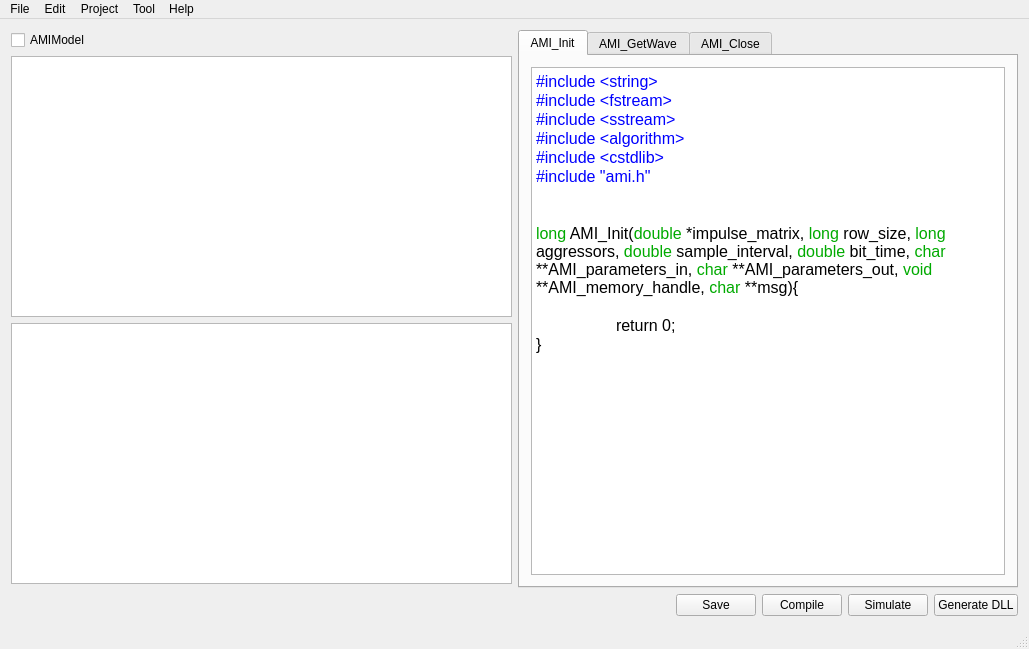
This is mainwindow.ui in WXY163/ezAMI as Qt 5 draws it before an edit. The edited form follows.
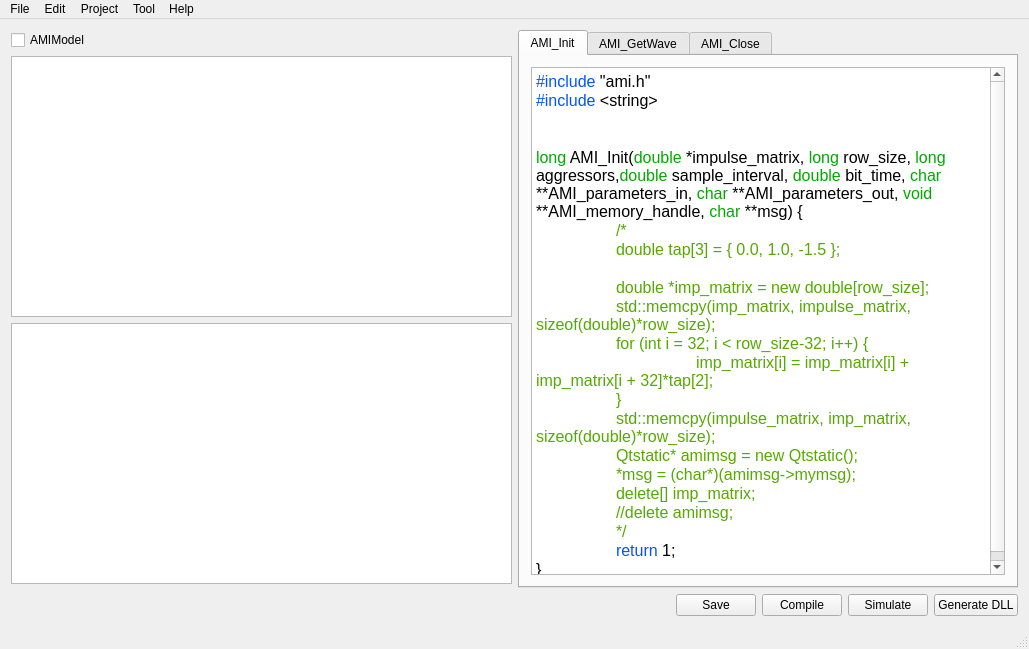
This is the edited form. The open tabs and pages were chosen to show the change.

```diff
--- a/mainwindow.ui
+++ b/mainwindow.ui
@@ -79,17 +79,26 @@
 &lt;html&gt;&lt;head&gt;&lt;meta name=&quot;qrichtext&quot; content=&quot;1&quot; /&gt;&lt;style type=&quot;text/css&quot;&gt;
 p, li { white-space: pre-wrap; }
 &lt;/style&gt;&lt;/head&gt;&lt;body style=&quot; font-family:'MS Shell Dlg 2'; font-size:8.25pt; font-weight:400; font-style:normal;&quot;&gt;
-&lt;p style=&quot; margin-top:0px; margin-bottom:0px; margin-left:0px; margin-right:0px; -qt-block-indent:0; text-indent:0px;&quot;&gt;&lt;span style=&quot; font-size:12pt; color:#0000ff;&quot;&gt;#include &amp;lt;string&amp;gt;&lt;/span&gt;&lt;/p&gt;
-&lt;p style=&quot; margin-top:0px; margin-bottom:0px; margin-left:0px; margin-right:0px; -qt-block-indent:0; text-indent:0px;&quot;&gt;&lt;span style=&quot; font-size:12pt; color:#0000ff;&quot;&gt;#include &amp;lt;fstream&amp;gt;&lt;/span&gt;&lt;/p&gt;
-&lt;p style=&quot; margin-top:0px; margin-bottom:0px; margin-left:0px; margin-right:0px; -qt-block-indent:0; text-indent:0px;&quot;&gt;&lt;span style=&quot; font-size:12pt; color:#0000ff;&quot;&gt;#include &amp;lt;sstream&amp;gt;&lt;/span&gt;&lt;/p&gt;
-&lt;p style=&quot; margin-top:0px; margin-bottom:0px; margin-left:0px; margin-right:0px; -qt-block-indent:0; text-indent:0px;&quot;&gt;&lt;span style=&quot; font-size:12pt; color:#0000ff;&quot;&gt;#include &amp;lt;algorithm&amp;gt;&lt;/span&gt;&lt;/p&gt;
-&lt;p style=&quot; margin-top:0px; margin-bottom:0px; margin-left:0px; margin-right:0px; -qt-block-indent:0; text-indent:0px;&quot;&gt;&lt;span style=&quot; font-size:12pt; color:#0000ff;&quot;&gt;#include &amp;lt;cstdlib&amp;gt;&lt;/span&gt;&lt;/p&gt;
-&lt;p style=&quot; margin-top:0px; margin-bottom:0px; margin-left:0px; margin-right:0px; -qt-block-indent:0; text-indent:0px;&quot;&gt;&lt;span style=&quot; font-size:12pt; color:#0000ff;&quot;&gt;#include &amp;quot;ami.h&amp;quot;&lt;/span&gt;&lt;/p&gt;
-&lt;p style=&quot;-qt-paragraph-type:empty; margin-top:0px; margin-bottom:0px; margin-left:0px; margin-right:0px; -qt-block-indent:0; text-indent:0px; font-size:12pt; color:#0000ff;&quot;&gt;&lt;br /&gt;&lt;/p&gt;
-&lt;p style=&quot;-qt-paragraph-type:empty; margin-top:0px; margin-bottom:0px; margin-left:0px; margin-right:0px; -qt-block-indent:0; text-indent:0px; font-size:12pt; color:#00aa00;&quot;&gt;&lt;br /&gt;&lt;/p&gt;
-&lt;p style=&quot; margin-top:0px; margin-bottom:0px; margin-left:0px; margin-right:0px; -qt-block-indent:0; text-indent:0px;&quot;&gt;&lt;span style=&quot; font-size:12pt; color:#00aa00;&quot;&gt;long&lt;/span&gt;&lt;span style=&quot; font-size:12pt;&quot;&gt; AMI_Init(&lt;/span&gt;&lt;span style=&quot; font-size:12pt; color:#00aa00;&quot;&gt;double&lt;/span&gt;&lt;span style=&quot; font-size:12pt;&quot;&gt; *impulse_matrix, &lt;/span&gt;&lt;span style=&quot; font-size:12pt; color:#00aa00;&quot;&gt;long&lt;/span&gt;&lt;span style=&quot; font-size:12pt;&quot;&gt; row_size, &lt;/span&gt;&lt;span style=&quot; font-size:12pt; color:#00aa00;&quot;&gt;long&lt;/span&gt;&lt;span style=&quot; font-size:12pt;&quot;&gt; aggressors, &lt;/span&gt;&lt;span style=&quot; font-size:12pt; color:#00aa00;&quot;&gt;double&lt;/span&gt;&lt;span style=&quot; font-size:12pt;&quot;&gt; sample_interval, &lt;/span&gt;&lt;span style=&quot; font-size:12pt; color:#00aa00;&quot;&gt;double&lt;/span&gt;&lt;span style=&quot; font-size:12pt;&quot;&gt; bit_time, &lt;/span&gt;&lt;span style=&quot; font-size:12pt; color:#00aa00;&quot;&gt;char&lt;/span&gt;&lt;span style=&quot; font-size:12pt;&quot;&gt; **AMI_parameters_in, &lt;/span&gt;&lt;span style=&quot; font-size:12pt; color:#00aa00;&quot;&gt;char&lt;/span&gt;&lt;span style=&quot; font-size:12pt;&quot;&gt; **AMI_parameters_out, &lt;/span&gt;&lt;span style=&quot; font-size:12pt; color:#00aa00;&quot;&gt;void&lt;/span&gt;&lt;span style=&quot; font-size:12pt;&quot;&gt; **AMI_memory_handle, &lt;/span&gt;&lt;span style=&quot; font-size:12pt; color:#00aa00;&quot;&gt;char&lt;/span&gt;&lt;span style=&quot; font-size:12pt;&quot;&gt; **msg){&lt;/span&gt;&lt;/p&gt;
+&lt;p style=&quot; margin-top:0px; margin-bottom:0px; margin-left:0px; margin-right:0px; -qt-block-indent:0; text-indent:0px;&quot;&gt;&lt;span style=&quot; font-size:12pt; color:#0055ff;&quot;&gt;#include&lt;/span&gt;&lt;span style=&quot; font-size:12pt;&quot;&gt; &amp;quot;ami.h&amp;quot;&lt;/span&gt;&lt;/p&gt;
+&lt;p style=&quot; margin-top:0px; margin-bottom:0px; margin-left:0px; margin-right:0px; -qt-block-indent:0; text-indent:0px;&quot;&gt;&lt;span style=&quot; font-size:12pt; color:#0055ff;&quot;&gt;#include&lt;/span&gt;&lt;span style=&quot; font-size:12pt;&quot;&gt; &amp;lt;string&amp;gt;&lt;/span&gt;&lt;/p&gt;
 &lt;p style=&quot;-qt-paragraph-type:empty; margin-top:0px; margin-bottom:0px; margin-left:0px; margin-right:0px; -qt-block-indent:0; text-indent:0px; font-size:12pt;&quot;&gt;&lt;br /&gt;&lt;/p&gt;
-&lt;p style=&quot; margin-top:0px; margin-bottom:0px; margin-left:0px; margin-right:0px; -qt-block-indent:0; text-indent:0px;&quot;&gt;&lt;span style=&quot; font-size:12pt;&quot;&gt;	return 0;&lt;/span&gt;&lt;/p&gt;
+&lt;p style=&quot;-qt-paragraph-type:empty; margin-top:0px; margin-bottom:0px; margin-left:0px; margin-right:0px; -qt-block-indent:0; text-indent:0px; font-size:12pt;&quot;&gt;&lt;br /&gt;&lt;/p&gt;
+&lt;p style=&quot; margin-top:0px; margin-bottom:0px; margin-left:0px; margin-right:0px; -qt-block-indent:0; text-indent:0px;&quot;&gt;&lt;span style=&quot; font-size:12pt; color:#00aa00;&quot;&gt;long&lt;/span&gt;&lt;span style=&quot; font-size:12pt;&quot;&gt; AMI_Init(&lt;/span&gt;&lt;span style=&quot; font-size:12pt; color:#00aa00;&quot;&gt;double&lt;/span&gt;&lt;span style=&quot; font-size:12pt;&quot;&gt; *impulse_matrix, &lt;/span&gt;&lt;span style=&quot; font-size:12pt; color:#00aa00;&quot;&gt;long&lt;/span&gt;&lt;span style=&quot; font-size:12pt;&quot;&gt; row_size, &lt;/span&gt;&lt;span style=&quot; font-size:12pt; color:#00aa00;&quot;&gt;long&lt;/span&gt;&lt;span style=&quot; font-size:12pt;&quot;&gt; aggressors,&lt;/span&gt;&lt;span style=&quot; font-size:12pt; color:#00aa00;&quot;&gt;double&lt;/span&gt;&lt;span style=&quot; font-size:12pt;&quot;&gt; sample_interval, &lt;/span&gt;&lt;span style=&quot; font-size:12pt; color:#00aa00;&quot;&gt;double&lt;/span&gt;&lt;span style=&quot; font-size:12pt;&quot;&gt; bit_time, &lt;/span&gt;&lt;span style=&quot; font-size:12pt; color:#00aa00;&quot;&gt;char&lt;/span&gt;&lt;span style=&quot; font-size:12pt;&quot;&gt; **AMI_parameters_in, &lt;/span&gt;&lt;span style=&quot; font-size:12pt; color:#00aa00;&quot;&gt;char&lt;/span&gt;&lt;span style=&quot; font-size:12pt;&quot;&gt; **AMI_parameters_out, &lt;/span&gt;&lt;span style=&quot; font-size:12pt; color:#00aa00;&quot;&gt;void&lt;/span&gt;&lt;span style=&quot; font-size:12pt;&quot;&gt; **AMI_memory_handle, &lt;/span&gt;&lt;span style=&quot; font-size:12pt; color:#00aa00;&quot;&gt;char&lt;/span&gt;&lt;span style=&quot; font-size:12pt;&quot;&gt; **msg) {&lt;/span&gt;&lt;/p&gt;
+&lt;p style=&quot; margin-top:0px; margin-bottom:0px; margin-left:0px; margin-right:0px; -qt-block-indent:0; text-indent:0px;&quot;&gt;&lt;span style=&quot; font-size:12pt;&quot;&gt;	&lt;/span&gt;&lt;span style=&quot; font-size:12pt; color:#55aa00;&quot;&gt;/*&lt;/span&gt;&lt;/p&gt;
+&lt;p style=&quot; margin-top:0px; margin-bottom:0px; margin-left:0px; margin-right:0px; -qt-block-indent:0; text-indent:0px;&quot;&gt;&lt;span style=&quot; font-size:12pt; color:#55aa00;&quot;&gt;	double tap[3] = { 0.0, 1.0, -1.5 };&lt;/span&gt;&lt;/p&gt;
+&lt;p style=&quot;-qt-paragraph-type:empty; margin-top:0px; margin-bottom:0px; margin-left:0px; margin-right:0px; -qt-block-indent:0; text-indent:0px; font-size:12pt; color:#55aa00;&quot;&gt;&lt;br /&gt;&lt;/p&gt;
+&lt;p style=&quot; margin-top:0px; margin-bottom:0px; margin-left:0px; margin-right:0px; -qt-block-indent:0; text-indent:0px;&quot;&gt;&lt;span style=&quot; font-size:12pt; color:#55aa00;&quot;&gt;	double *imp_matrix = new double[row_size];&lt;/span&gt;&lt;/p&gt;
+&lt;p style=&quot; margin-top:0px; margin-bottom:0px; margin-left:0px; margin-right:0px; -qt-block-indent:0; text-indent:0px;&quot;&gt;&lt;span style=&quot; font-size:12pt; color:#55aa00;&quot;&gt;	std::memcpy(imp_matrix, impulse_matrix, sizeof(double)*row_size);&lt;/span&gt;&lt;/p&gt;
+&lt;p style=&quot; margin-top:0px; margin-bottom:0px; margin-left:0px; margin-right:0px; -qt-block-indent:0; text-indent:0px;&quot;&gt;&lt;span style=&quot; font-size:12pt; color:#55aa00;&quot;&gt;	for (int i = 32; i &amp;lt; row_size-32; i++) {&lt;/span&gt;&lt;/p&gt;
+&lt;p style=&quot; margin-top:0px; margin-bottom:0px; margin-left:0px; margin-right:0px; -qt-block-indent:0; text-indent:0px;&quot;&gt;&lt;span style=&quot; font-size:12pt; color:#55aa00;&quot;&gt;		imp_matrix[i] = imp_matrix[i] + imp_matrix[i + 32]*tap[2];&lt;/span&gt;&lt;/p&gt;
+&lt;p style=&quot; margin-top:0px; margin-bottom:0px; margin-left:0px; margin-right:0px; -qt-block-indent:0; text-indent:0px;&quot;&gt;&lt;span style=&quot; font-size:12pt; color:#55aa00;&quot;&gt;	}&lt;/span&gt;&lt;/p&gt;
+&lt;p style=&quot; margin-top:0px; margin-bottom:0px; margin-left:0px; margin-right:0px; -qt-block-indent:0; text-indent:0px;&quot;&gt;&lt;span style=&quot; font-size:12pt; color:#55aa00;&quot;&gt;	std::memcpy(impulse_matrix, imp_matrix, sizeof(double)*row_size);&lt;/span&gt;&lt;/p&gt;
+&lt;p style=&quot; margin-top:0px; margin-bottom:0px; margin-left:0px; margin-right:0px; -qt-block-indent:0; text-indent:0px;&quot;&gt;&lt;span style=&quot; font-size:12pt; color:#55aa00;&quot;&gt;	Qtstatic* amimsg = new Qtstatic();&lt;/span&gt;&lt;/p&gt;
+&lt;p style=&quot; margin-top:0px; margin-bottom:0px; margin-left:0px; margin-right:0px; -qt-block-indent:0; text-indent:0px;&quot;&gt;&lt;span style=&quot; font-size:12pt; color:#55aa00;&quot;&gt;	*msg = (char*)(amimsg-&amp;gt;mymsg);&lt;/span&gt;&lt;/p&gt;
+&lt;p style=&quot; margin-top:0px; margin-bottom:0px; margin-left:0px; margin-right:0px; -qt-block-indent:0; text-indent:0px;&quot;&gt;&lt;span style=&quot; font-size:12pt; color:#55aa00;&quot;&gt;	delete[] imp_matrix;&lt;/span&gt;&lt;/p&gt;
+&lt;p style=&quot; margin-top:0px; margin-bottom:0px; margin-left:0px; margin-right:0px; -qt-block-indent:0; text-indent:0px;&quot;&gt;&lt;span style=&quot; font-size:12pt; color:#55aa00;&quot;&gt;	//delete amimsg;&lt;/span&gt;&lt;/p&gt;
+&lt;p style=&quot; margin-top:0px; margin-bottom:0px; margin-left:0px; margin-right:0px; -qt-block-indent:0; text-indent:0px;&quot;&gt;&lt;span style=&quot; font-size:12pt; color:#55aa00;&quot;&gt;	*/&lt;/span&gt;&lt;/p&gt;
+&lt;p style=&quot; margin-top:0px; margin-bottom:0px; margin-left:0px; margin-right:0px; -qt-block-indent:0; text-indent:0px;&quot;&gt;&lt;span style=&quot; font-size:12pt;&quot;&gt;	&lt;/span&gt;&lt;span style=&quot; font-size:12pt; color:#0055ff;&quot;&gt;return&lt;/span&gt;&lt;span style=&quot; font-size:12pt;&quot;&gt; 1;&lt;/span&gt;&lt;/p&gt;
 &lt;p style=&quot; margin-top:0px; margin-bottom:0px; margin-left:0px; margin-right:0px; -qt-block-indent:0; text-indent:0px;&quot;&gt;&lt;span style=&quot; font-size:12pt;&quot;&gt;}&lt;/span&gt;&lt;/p&gt;&lt;/body&gt;&lt;/html&gt;</string>
               </property>
              </widget>
```
Left out of the diff: 4 changed lines with no effect on the pictures.
